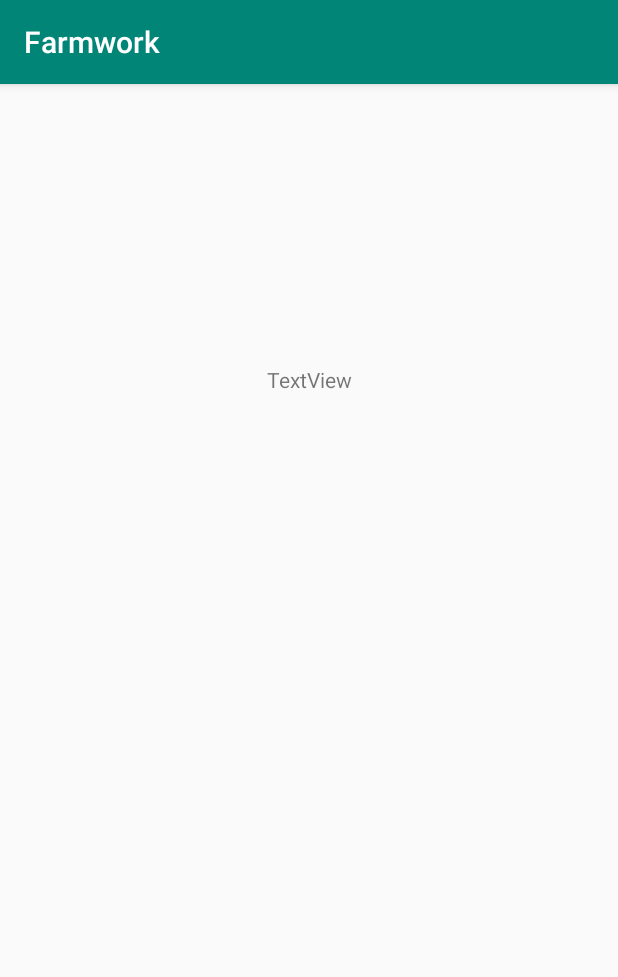
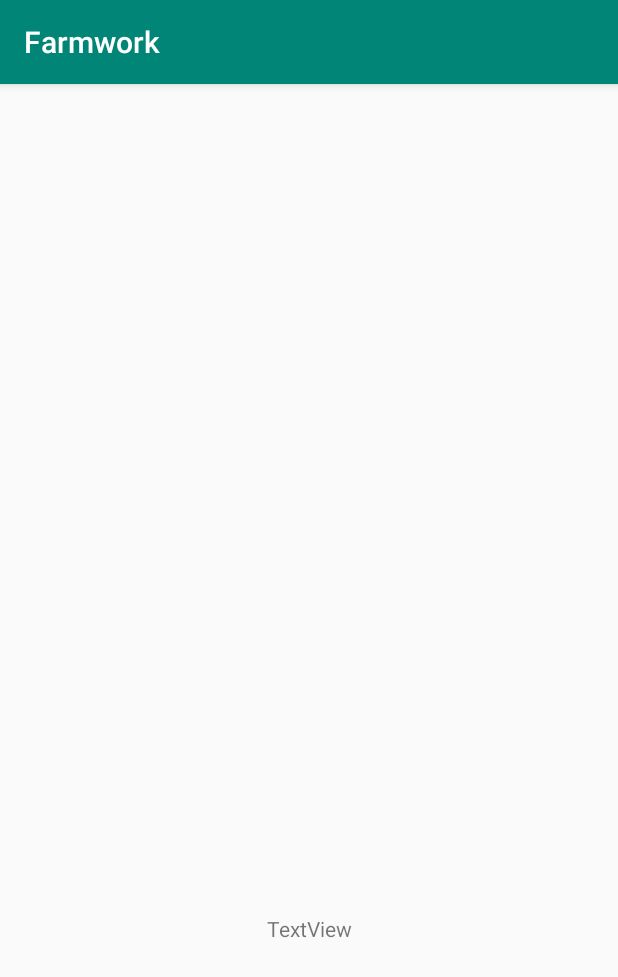
Before and after one commit to Luckl2000/Farmwork, an Android app: the screen it shows after launch (MainActivity), on a phone screen of 412 x 824 dp. Shown: the top 977 px of the screen. Run offline under Robolectric (Android 15) with nearby library versions, the phone set to English and light mode, and no system bars.

Commit message:
Firebase test

```diff
--- a/app/src/main/res/layout/activity_main.xml
+++ b/app/src/main/res/layout/activity_main.xml
@@ -20,5 +20,5 @@
         app:layout_constraintEnd_toEndOf="parent"
         app:layout_constraintStart_toStartOf="parent"
         app:layout_constraintTop_toTopOf="parent"
-        app:layout_constraintVertical_bias="0.244" />
+        app:layout_constraintVertical_bias="0.742" />
 </android.support.constraint.ConstraintLayout>
```
